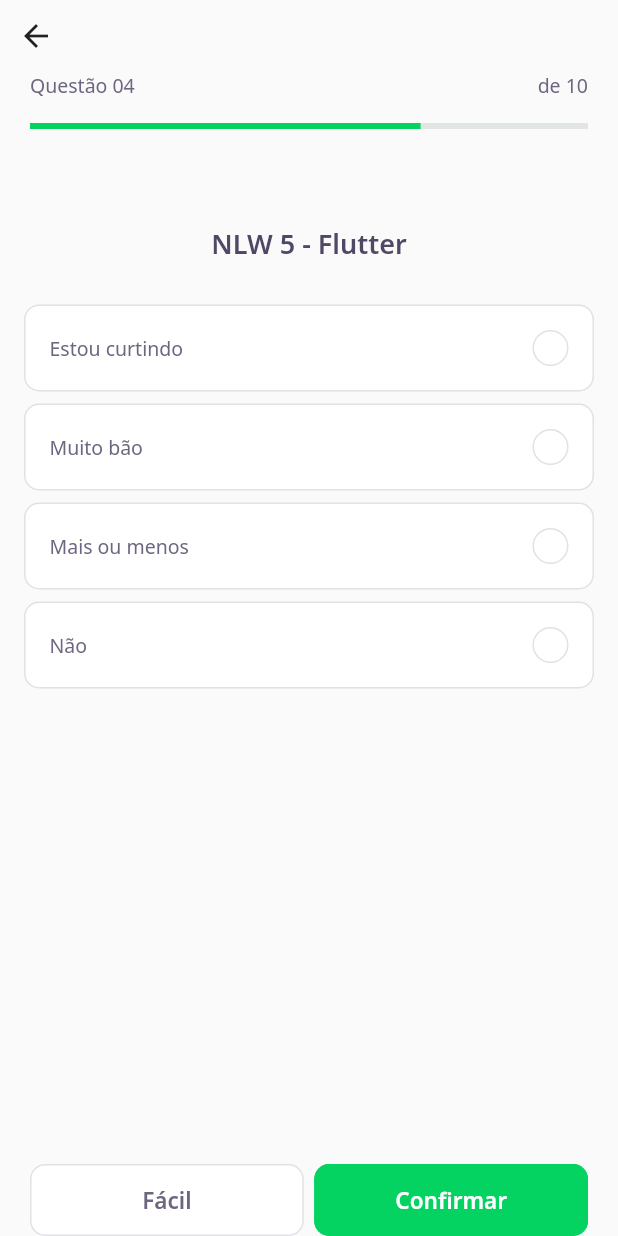
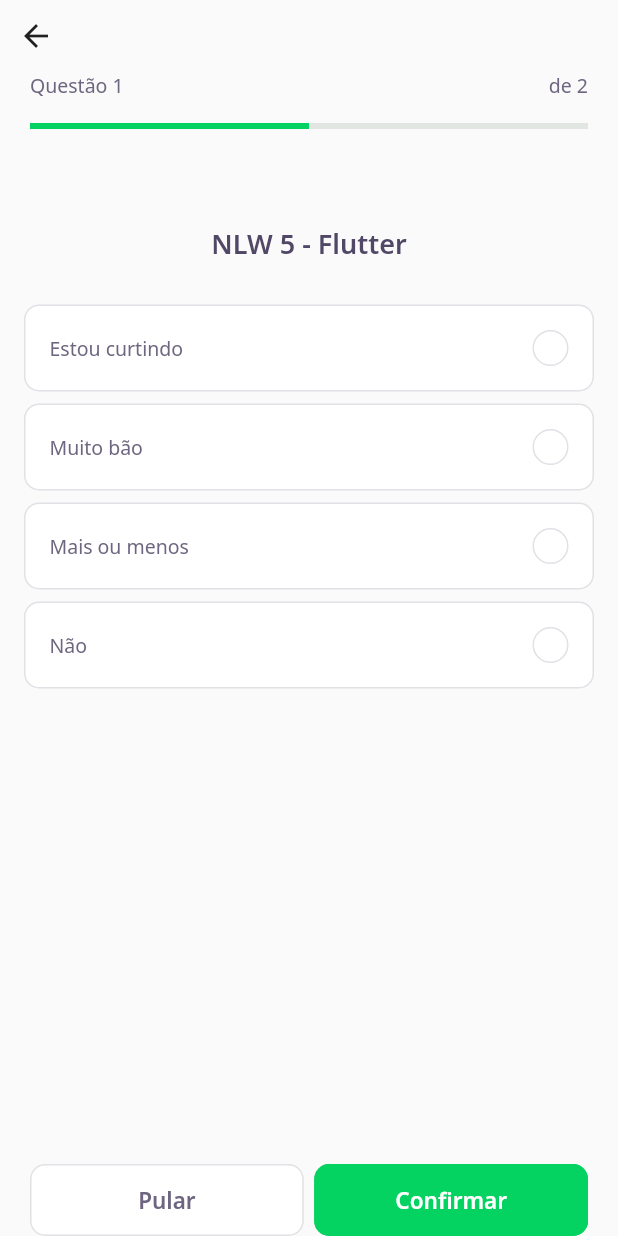
Before and after one commit to HERuppel/nlw5-flutter, a Flutter app: the screen it shows after launch, after a tap on "NLW 5 - Flutter", on a phone screen of 412 x 824 dp. Run offline on Flutter 3.47's test engine with Material 2 defaults, Android fonts, the light colour scheme and no system bars; our stand-ins replace google_fonts; accounts and stored records are empty; network calls fail.

Commit message:
feat(quiz): added navigation on page controller

```diff
--- /dev/null
+++ b/lib/challenge/challenge_controller.dart
@@ -0,0 +1,7 @@
+import 'package:flutter/foundation.dart';
+
+class ChallengeController {
+  final currentPageNotifier = ValueNotifier<int>(1);
+  int get currentPage => currentPageNotifier.value;
+  set currentPage(int value) => currentPageNotifier.value = value;
+}
--- a/lib/challenge/challenge_page.dart
+++ b/lib/challenge/challenge_page.dart
@@ -1,4 +1,5 @@
 import 'package:flutter/material.dart';
+import 'package:nlw5/challenge/challenge_controller.dart';
 import 'package:nlw5/challenge/widgets/next_button/next_button_widget.dart';
 import 'package:nlw5/challenge/widgets/question_indicator/question_indicator_widget.dart';
 import 'package:nlw5/challenge/widgets/quiz/quiz_widget.dart';
@@ -13,6 +14,17 @@
 }
 
 class _ChallengePageState extends State<ChallengePage> {
+  final controller = ChallengeController();
+  final pageController = PageController();
+  @override
+  void initState() {
+    pageController.addListener(() {
+      controller.currentPage = pageController.page!.toInt() + 1;
+    });
+
+    super.initState();
+  }
+
   @override
   Widget build(BuildContext context) {
     return Scaffold(
@@ -24,12 +36,24 @@
               crossAxisAlignment: CrossAxisAlignment.start,
               children: [
                 BackButton(),
-                QuestionIndicatorWidget(),
+                ValueListenableBuilder<int>(
+                  valueListenable: controller.currentPageNotifier,
+                  builder: (context, value, _) => QuestionIndicatorWidget(
+                    currentPage: value,
+                    length: widget.questions.length,
+                  ),
+                )
               ],
             )),
       ),
-      body: QuizWidget(
-        question: widget.questions[0],
+      body: PageView(
+        physics: NeverScrollableScrollPhysics(),
+        controller: pageController,
+        children: [
+          ...widget.questions
+              .map((question) => QuizWidget(question: question))
+              .toList()
+        ],
       ),
       bottomNavigationBar: SafeArea(
         bottom: true,
@@ -40,8 +64,12 @@
             children: [
               Expanded(
                   child: NextButtonWidget.white(
-                label: "Fácil",
-                onTap: () {},
+                label: "Pular",
+                onTap: () {
+                  pageController.nextPage(
+                      duration: Duration(milliseconds: 300),
+                      curve: Curves.easeIn);
+                },
               )),
               SizedBox(
                 width: 7,
--- a/lib/challenge/widgets/question_indicator/question_indicator_widget.dart
+++ b/lib/challenge/widgets/question_indicator/question_indicator_widget.dart
@@ -3,7 +3,11 @@
 import 'package:nlw5/shared/widgets/progress_indicator/progress_indicator_widget.dart';
 
 class QuestionIndicatorWidget extends StatelessWidget {
-  const QuestionIndicatorWidget({Key? key}) : super(key: key);
+  final int currentPage;
+  final int length;
+  const QuestionIndicatorWidget(
+      {Key? key, required this.length, required this.currentPage})
+      : super(key: key);
 
   @override
   Widget build(BuildContext context) {
@@ -15,12 +19,12 @@
           Row(
             mainAxisAlignment: MainAxisAlignment.spaceBetween,
             children: [
-              Text('Questão 04', style: AppTextStyles.body),
-              Text('de 10', style: AppTextStyles.body)
+              Text('Questão $currentPage', style: AppTextStyles.body),
+              Text('de $length', style: AppTextStyles.body)
             ],
           ),
           SizedBox(height: 16),
-          ProgressIndicatorWidget(value: 0.7)
+          ProgressIndicatorWidget(value: currentPage / length)
         ],
       )),
     );
```
